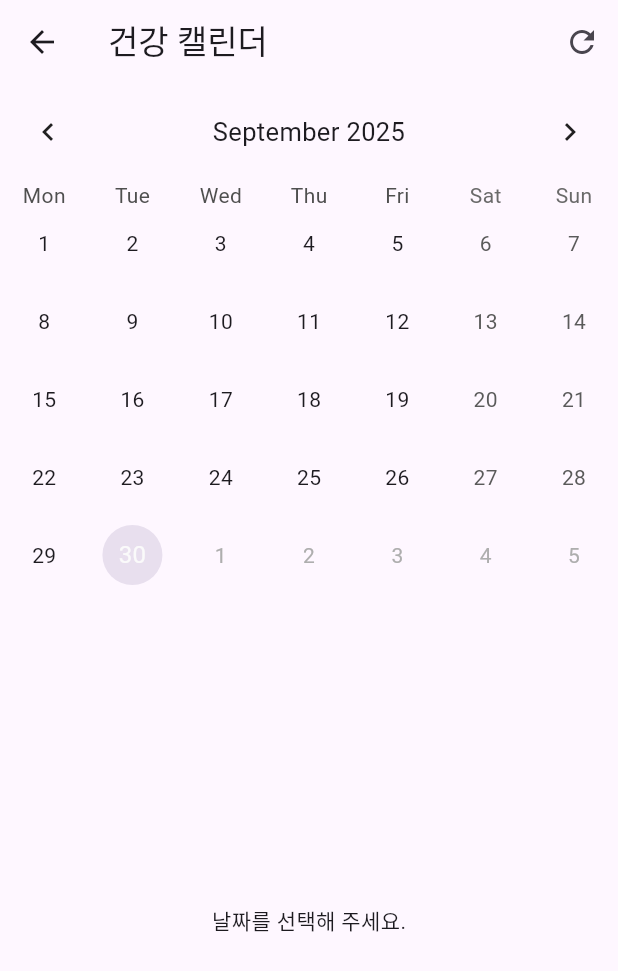
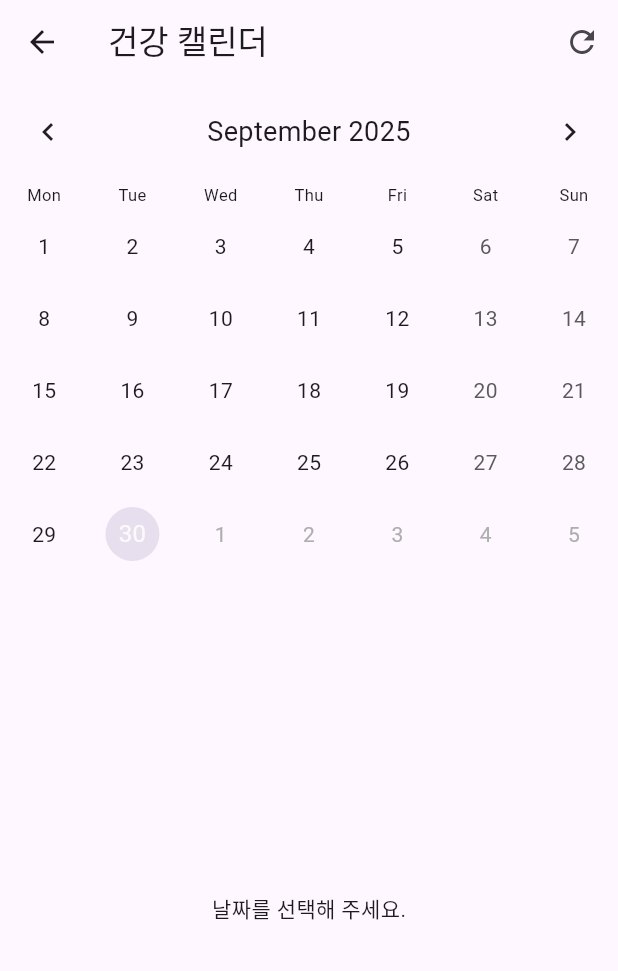
Before and after one commit to yjpark-cse/reminder_app, a Flutter app: the CalendarPage screen opened directly, on a phone screen of 412 x 824 dp. Shown: the top 971 px of the screen. Run offline on Flutter 3.47's test engine with Material 3 defaults, Android fonts, the light colour scheme and no system bars; drawn by our look-alikes of table_calendar; our stand-ins replace cloud_firestore, firebase_auth, firebase_core, flutter_local_notifications, fluttertoast, permission_handler and 2 more; missing offline and left inert: home_widget; accounts and stored records are empty.

Commit message:
fix: 캘린더 페이지 글씨 잘림 조정

```diff
--- a/lib/reminder/calendar_page.dart
+++ b/lib/reminder/calendar_page.dart
@@ -4,6 +4,7 @@ import 'package:table_calendar/table_calendar.dart';
 import 'package:cloud_firestore/cloud_firestore.dart';
 import 'package:firebase_auth/firebase_auth.dart';
 import 'package:intl/intl.dart';
+import 'dart:math' as math;
 
 class CalendarPage extends StatefulWidget {
   const CalendarPage({super.key});
@@ -182,23 +183,42 @@ class _CalendarPageState extends State<CalendarPage> {
       return const Scaffold(body: Center(child: CircularProgressIndicator()));
     }
 
-    return Scaffold(
+    // (1) 작은 화면에서 과도한 글자 배율로 깨지는 것을 방지
+    final mq = MediaQuery.of(context);
+    final textScale = mq.textScaler.scale(1.0);
+    final clampedScaler = TextScaler.linear(math.min(textScale, 1.0));
+
+    // (2) 날짜 셀 높이를 화면 크기에 맞게
+    final rowHeight = mq.size.height < 750 ? 42.0 : 48.0;
+
+    return MediaQuery(
+      data: mq.copyWith(textScaler: clampedScaler),
+      child: Scaffold(
         appBar: AppBar(
           title: const Text("건강 캘린더"),
           actions: [
             IconButton(icon: const Icon(Icons.refresh), onPressed: _onRefresh),
           ],
         ),
-      body: Column(
+        body: SafeArea(
+          child: Column(
             children: [
               TableCalendar(
                 firstDay: DateTime.utc(2025, 1, 1),
                 lastDay: DateTime.utc(2025, 12, 31),
                 focusedDay: _focusedDay,
                 startingDayOfWeek: StartingDayOfWeek.monday,
+                // 요일/행 높이 보정 — 글자 잘림 방지
+                rowHeight: rowHeight,
+                daysOfWeekHeight: 20,
                 headerStyle: const HeaderStyle(
                   formatButtonVisible: false,
                   titleCentered: true,
+                  titleTextStyle: TextStyle(fontSize: 18),
+                ),
+                daysOfWeekStyle: const DaysOfWeekStyle(
+                  weekdayStyle: TextStyle(fontSize: 11, height: 1.1),
+                  weekendStyle: TextStyle(fontSize: 11, height: 1.1),
                 ),
                 calendarStyle: CalendarStyle(
                   todayDecoration: BoxDecoration(
@@ -235,26 +255,41 @@ class _CalendarPageState extends State<CalendarPage> {
                           ? Colors.orange[200]
                           : Colors.blue[200];
                       return Container(
-                    margin: const EdgeInsets.all(6),
+                        margin: const EdgeInsets.symmetric(
+                            horizontal: 4, vertical: 4),
                         decoration: BoxDecoration(
                           color: bg,
-                      borderRadius: BorderRadius.circular(12),
+                          borderRadius: BorderRadius.circular(10),
                         ),
                         alignment: Alignment.center,
                         child: Column(
                           mainAxisAlignment: MainAxisAlignment.center,
+                          mainAxisSize: MainAxisSize.min,
                           children: [
-                        Text('${day.day}',
-                            style: const TextStyle(fontWeight: FontWeight.bold)),
                             const SizedBox(height: 2),
-                        Row(
-                          mainAxisAlignment: MainAxisAlignment.center,
+                            Text(
+                              '${day.day}',
+                              style: const TextStyle(
+                                fontWeight: FontWeight.bold,
+                                fontSize: 12,
+                                height: 1.0,
+                              ),
+                            ),
+                            const SizedBox(height: 1),
+                            Wrap(
+                              spacing: 2,
+                              runSpacing: 0,
+                              alignment: WrapAlignment.center,
                               children: [
-                            if (hasWater) const Icon(Icons.opacity, size: 12),
-                            if (hasTakenMeds) const Icon(Icons.medication, size: 12),
-                            if (hasDiet) const Icon(Icons.restaurant, size: 12),
+                                if (hasWater)
+                                  const Icon(Icons.opacity, size: 10),
+                                if (hasTakenMeds)
+                                  const Icon(Icons.medication, size: 10),
+                                if (hasDiet)
+                                  const Icon(Icons.restaurant, size: 10),
                               ],
                             ),
+                            const SizedBox(height: 2),
                           ],
                         ),
                       );
@@ -282,6 +317,8 @@ class _CalendarPageState extends State<CalendarPage> {
                 ),
               ),
             ],
+          ),
+        ),
       ),
     );
   }
@@ -338,12 +375,16 @@ class _CalendarPageState extends State<CalendarPage> {
                 ? const Text('복용 완료 기록이 없습니다.')
                 : Wrap(
               spacing: 6,
-              runSpacing: -6,
+              runSpacing: 6, // << 겹침 방지
               children: times
                   .map((t) => Chip(
-                label: Text(t),
+                label: Text(
+                  t,
+                  overflow: TextOverflow.ellipsis,
+                ),
                 visualDensity: VisualDensity.compact,
-                materialTapTargetSize: MaterialTapTargetSize.shrinkWrap,
+                materialTapTargetSize:
+                MaterialTapTargetSize.shrinkWrap,
               ))
                   .toList(),
             ),
@@ -394,10 +435,13 @@ class _CalendarPageState extends State<CalendarPage> {
                       if (foods.isNotEmpty)
                         Wrap(
                           spacing: 6,
-                          runSpacing: -6,
+                          runSpacing: 6, // << 겹침 방지
                           children: foods
                               .map((f) => Chip(
-                            label: Text(f),
+                            label: Text(
+                              f,
+                              overflow: TextOverflow.ellipsis,
+                            ),
                             visualDensity: VisualDensity.compact,
                             materialTapTargetSize:
                             MaterialTapTargetSize.shrinkWrap,
```
Lines whose indentation alone changed are shown as unchanged.
